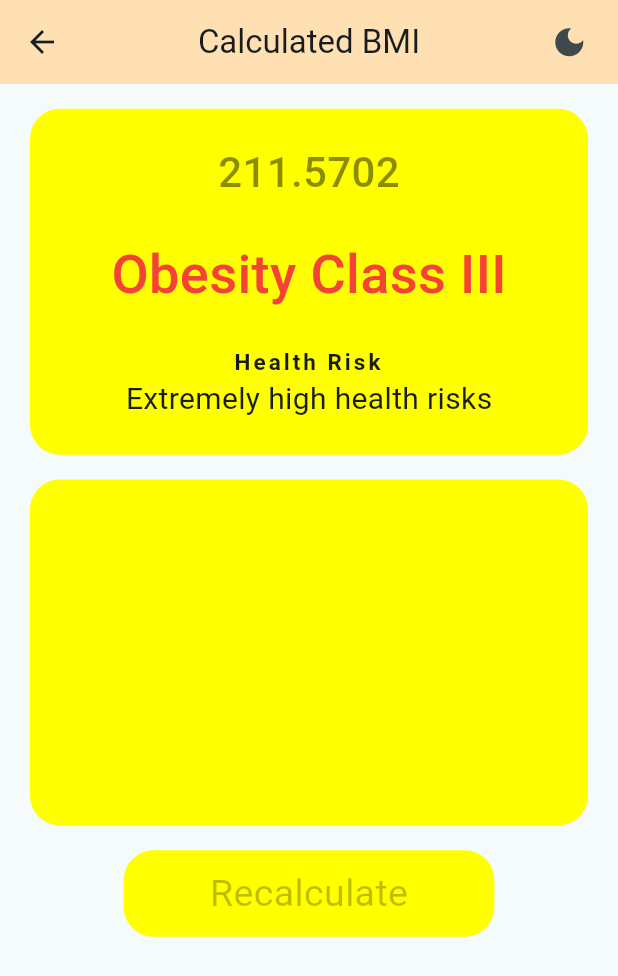
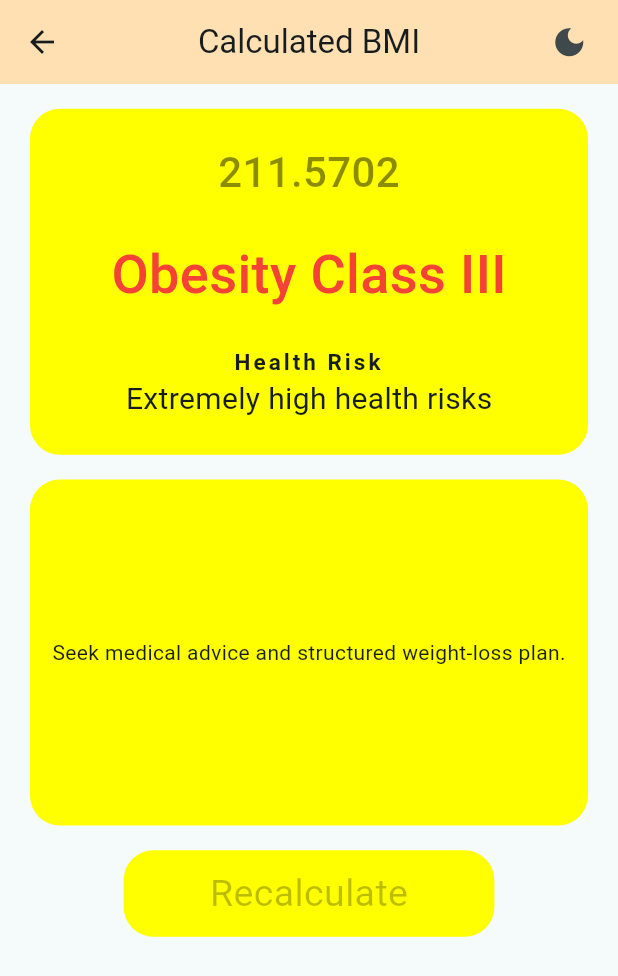
Before and after one commit to Ratndeep1999/bmi_calculator, a Flutter app: the screen it shows after launch, after a tap on "Calculate", on a phone screen of 412 x 824 dp. Shown: the top 976 px of the screen. Run offline on Flutter 3.47's test engine with Material 3 defaults, Android fonts, the phone set to English and light mode, and no system bars.

Commit message:
calculated_bmi_result_page.dart : Ui change and bhi show, categories add, health risk add, variables add, suggestions ui add, variable shift at their place, if else ladder ad to assign value in category, switch add to assign values base on category condition, get gender value

```diff
--- a/lib/bmi_calculator_page.dart
+++ b/lib/bmi_calculator_page.dart
@@ -140,7 +140,9 @@ class _BmiCalculatorPageState extends State<BmiCalculatorPage> {
                   // It navigate to result page
                   Navigator.push( context,
                     MaterialPageRoute(
-                    builder: (context) => CalculatedBmi(bmi: _calculatedBmi,),
+                    builder: (context) => CalculatedBmi(
+                      bmi: _calculatedBmi, isMale: _gender,
+                    ),
                     ),
                   );
                 },
--- a/lib/calculated_bmi_result_page.dart
+++ b/lib/calculated_bmi_result_page.dart
@@ -1,9 +1,14 @@
 import 'package:flutter/material.dart';
 
 class CalculatedBmi extends StatefulWidget {
-  const CalculatedBmi({super.key, required this.bmi});
+  const CalculatedBmi({
+    super.key,
+    required this.bmi,
+    required this.isMale
+  });
 
   final double bmi;
+  final int isMale ;
 
   @override
   State<CalculatedBmi> createState() => _CalculatedBmiState();
@@ -37,37 +42,43 @@ class _CalculatedBmiState extends State<CalculatedBmi> {
     switch( _category ) {
       case 'Underweight' :
         _healthRisk = 'Malnutrition, weakness';
-        _suggestions ='';
+        _suggestions = widget.isMale == 1
+            ? "Eat protein-rich food, gain muscle through training."
+            : "Add healthy fats, frequent meals, and yoga.";
         _color = Color(0xFF03A9F4);
         break ;
 
       case 'Normal Weight' :
         _healthRisk = 'Low health risk';
-        _suggestions ='';
+        _suggestions ='Maintain a healthy lifestyle and regular activity.';
         _color = Color(0xFF4CAF50);
         break ;
 
       case 'Overweight' :
         _healthRisk = 'Moderate risk of heart disease, diabetes';
-        _suggestions ='';
+        _suggestions = widget.isMale == 1
+            ? "Reduce red meat, focus on cardio & strength training."
+            : "Avoid sugary snacks, walk daily, hydrate well.";;
         _color = Color(0xFFFFC107);
         break ;
 
       case 'Obesity Class I' :
         _healthRisk = 'High risk of cardiovascular disease';
-        _suggestions ='';
+        _suggestions = widget.isMale == 1
+            ? "Limit carbs, exercise regularly, monitor sugar."
+            : "Daily light cardio, portion control, consult dietician.";
         _color = Color(0xFFFF9800);
         break ;
 
       case 'Obesity Class II' :
         _healthRisk = 'Very high health risks';
-        _suggestions ='';
+        _suggestions ="Strict diet plan, consult doctor, monitor health.";
         _color = Color(0xFFF44336);
         break ;
 
       case 'Obesity Class III' :
         _healthRisk = 'Extremely high health risks';
-        _suggestions ='';
+        _suggestions ="Seek medical advice and structured weight-loss plan.";
         _color = Color(0xFFD32F2F);
         break ;
     }
```
